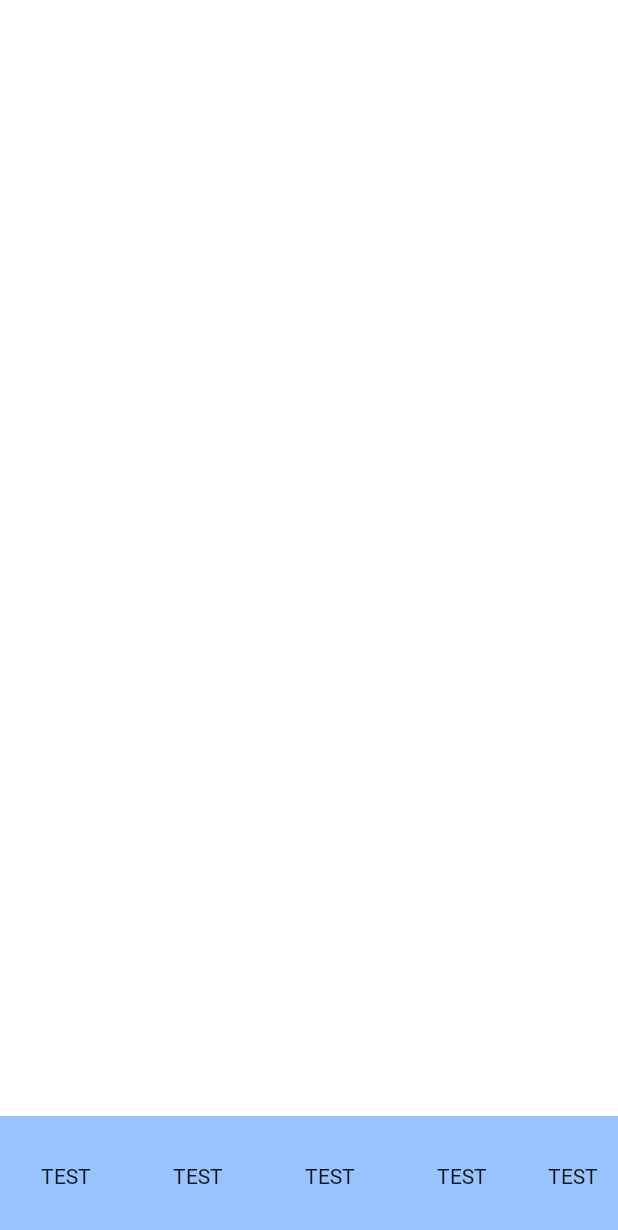
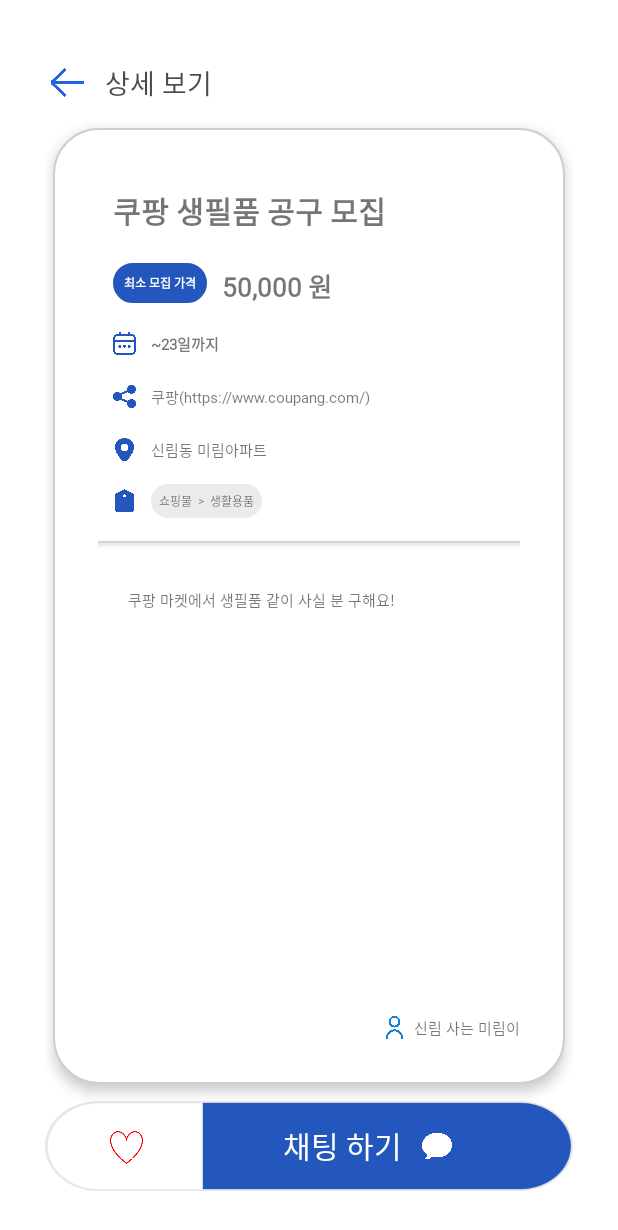
Before and after one commit to minjung03/itshow_toB, an Android app: the screen it shows after launch (MainActivity), on a phone screen of 412 x 824 dp. Shown: the top 1230 px of the screen. Run offline under Robolectric (Android 15) with nearby library versions, the phone set to English and light mode, and no system bars.

Commit message:
(찬희) details_recruitment.xml Img Commit

```diff
--- a/app/src/main/java/com/cookandroid/itshow_tob/MainActivity.java
+++ b/app/src/main/java/com/cookandroid/itshow_tob/MainActivity.java
@@ -14,7 +14,7 @@ public class MainActivity extends AppCompatActivity {
     @Override
     protected void onCreate(Bundle savedInstanceState) {
         super.onCreate(savedInstanceState);
-        setContentView(R.layout.frame_main);
+        setContentView(R.layout.details_recruitment);
 /*
         new Handler().postDelayed(new Runnable() {
             @Override
--- a/app/src/main/res/layout/details_recruitment.xml
+++ b/app/src/main/res/layout/details_recruitment.xml
@@ -40,9 +40,7 @@
         android:scrollbars="none"
         tools:context=".WriteRecruitment">
         <!-- 모집글 작성 -->
-        <LinearLayout xmlns:android="http://schemas.android.com/apk/res/android"
-            xmlns:app="http://schemas.android.com/apk/res-auto"
-            xmlns:tools="http://schemas.android.com/tools"
+        <LinearLayout
             android:layout_width="match_parent"
             android:layout_height="700dp"
             android:layout_marginTop="20dp"
@@ -250,14 +248,14 @@
 
 
             <TextView
+                android:id="@+id/text_value_details"
                 android:layout_width="match_parent"
                 android:layout_height="300dp"
-                android:text="쿠팡 마켓에서 생필품 같이 사실 분 구해요!"
-                android:id="@+id/text_value_details"
-                android:textSize="10sp"
                 android:gravity="top"
                 android:padding="20dp"
-                />
+                android:text="쿠팡 마켓에서 생필품 같이 사실 분 구해요!"
+                android:textSize="10sp" />
+
             <LinearLayout xmlns:android="http://schemas.android.com/apk/res/android"
                 xmlns:app="http://schemas.android.com/apk/res-auto"
                 xmlns:tools="http://schemas.android.com/tools"
@@ -285,22 +283,47 @@
         <!-- 모집글 작성 END -->
 
     </ScrollView>
-    <LinearLayout xmlns:android="http://schemas.android.com/apk/res/android"
+    <FrameLayout xmlns:android="http://schemas.android.com/apk/res/android"
         xmlns:app="http://schemas.android.com/apk/res-auto"
         xmlns:tools="http://schemas.android.com/tools"
+        android:background="@drawable/recruitment_chat"
         android:layout_width="match_parent"
+        android:layout_height="60dp"
+        android:orientation="horizontal">
+        <ImageView
+            android:layout_marginTop="20dp"
+            android:layout_marginLeft="43dp"
+            android:layout_width="22dp"
+            android:layout_height="22dp"
+            android:background="@drawable/bin_heart"/>
+        <TextView
+            android:layout_marginTop="28dp"
+            android:layout_marginLeft="48dp"
+            android:layout_width="wrap_content"
             android:layout_height="wrap_content"
-        android:orientation="horizontal">
+
+            android:textColor="#FFFFFF"
+            android:fontFamily="@font/suncheonb"
+            android:textSize="10sp"
+
+            android:text="12"
+            />
         <TextView
             android:layout_width="match_parent"
             android:layout_height="60dp"
+            android:layout_marginLeft="50dp"
             android:gravity="center"
             android:id="@+id/btn_sumit_details"
             android:textColor="#FFFFFF"
             android:fontFamily="@font/suncheonb"
             android:textSize="20sp"
-            android:text="등록 ✔"
-            android:background="@drawable/button_round1_blue"
+            android:text="채팅 하기 "
             />
+        <ImageView
+            android:layout_width="20dp"
+            android:layout_height="20dp"
+            android:layout_marginLeft="85dp"
+            android:layout_gravity="center"
+            android:background="@drawable/chatting_img"/>
+    </FrameLayout>
 </LinearLayout>
-</LinearLayout>
```
Also changed, not shown: app/src/main/res/drawable-v24/bin_heart.png (added), app/src/main/res/drawable-v24/chatting_img.png (added), app/src/main/res/drawable/heart.png (added), app/src/main/res/drawable/recruitment_chat.png (added). Lines whose indentation alone changed are shown as unchanged.
